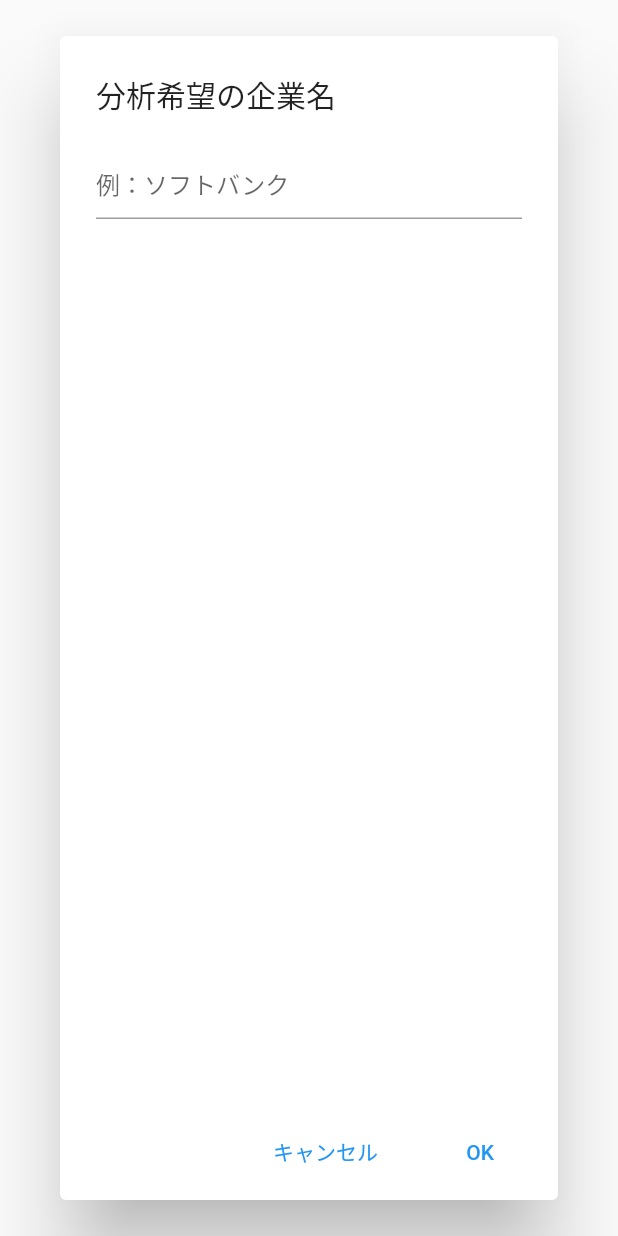
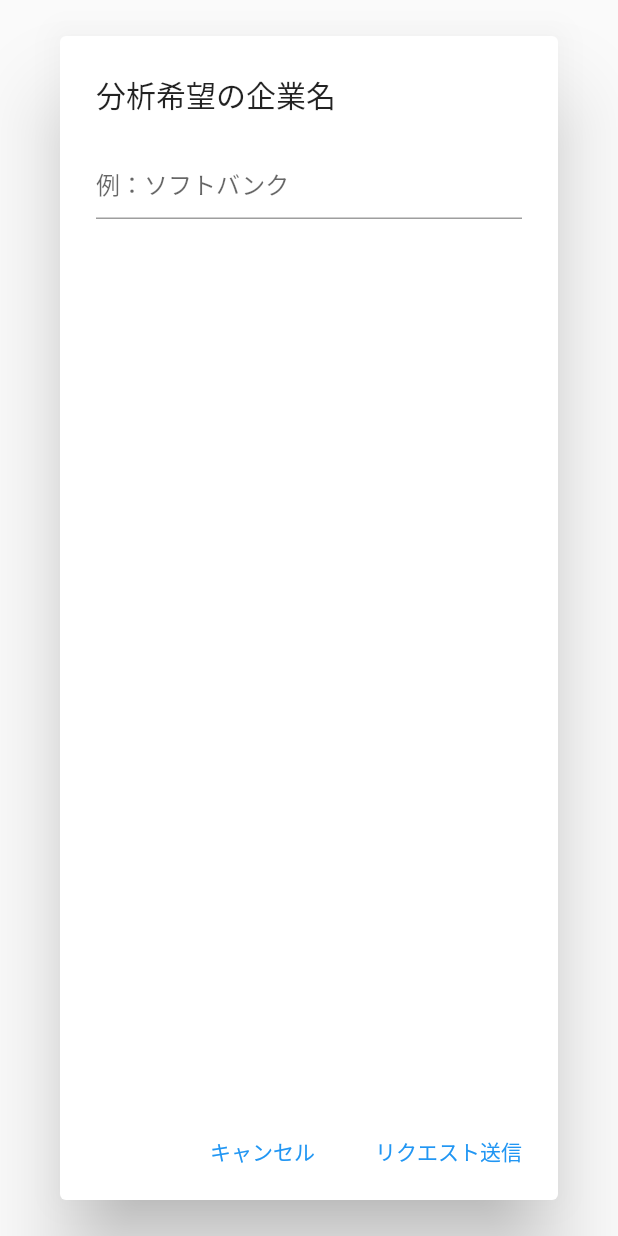
Before and after one commit to Yuu412/norm_request, a Flutter app: the SearchBox widget shown alone on an empty page, opened directly with empty values, on a phone screen of 412 x 824 dp. Run offline on Flutter 3.47's test engine with Material 2 defaults, Android fonts, the phone set to English and light mode, and no system bars; our stand-ins replace cloud_firestore, firebase_auth, firebase_core, fl_chart, google_mobile_ads; accounts and stored records are empty; network calls fail; statements that could not run were skipped.

Commit message:
modify search function

```diff
--- a/lib/model/home/request_model.dart
+++ b/lib/model/home/request_model.dart
@@ -183,3 +183,17 @@ class SearchCompanyModel extends ChangeNotifier {
     notifyListeners();
   }
 }
+
+class SelectCompanyModel extends ChangeNotifier {
+  String? selectedCompany;
+
+  void init() async {
+    selectedCompany = "";
+    notifyListeners();
+  }
+
+  void selectCompnay(String company) async {
+    selectedCompany = company;
+    notifyListeners();
+  }
+}
--- a/lib/ui/home/home_page.dart
+++ b/lib/ui/home/home_page.dart
@@ -384,6 +384,14 @@ class AdsCountCard extends StatelessWidget {
             AdPlayer(1),
             AdPlayer(2),
             AdPlayer(3),
+            FlatButton(
+              color: Colors.white,
+              textColor: Colors.blue,
+              child: Text('キャンセル'),
+              onPressed: () {
+                Navigator.pop(context);
+              },
+            ),
           ],
         );
       }
@@ -421,7 +429,6 @@ class AdPlayer extends StatelessWidget {
   }
 }
 
-
 class AddRequestDialog extends StatelessWidget {
   @override
   Widget build(BuildContext context) {
@@ -452,34 +459,35 @@ class AddRequestDialog extends StatelessWidget {
   }
 }
 
+class CompanyCard extends StatelessWidget{
+  final String companyId, name, industry;
+  CompanyCard(this.companyId, this.name, this.industry);
+
+  @override
+  Widget build(BuildContext context) {
+    final SelectCompanyModel selectCompanyModel = context.watch<SelectCompanyModel>();
+
+    return GestureDetector(
+      onTap: () {
+        selectCompanyModel.selectCompnay(name);
+      },
+      child: Text(name),
+    );
+  }
+}
+
 class SearchBox extends StatelessWidget {
   final List<Widget> widgets;
   SearchBox(this.widgets);
   var _opinionContent = TextEditingController();
 
-  final snackBar = SnackBar(
-    backgroundColor: Color(RetBackgroundColor().defaultWhite()),
-    duration: const Duration(seconds: 2),
-    content: Row(
-      children: [
-        Icon(Icons.info, color: Color(RetIconColor().lightGray())),
-        SizedBox(width: 20),
-        Expanded(
-          child: Text(
-            '反映まで少し時間がかかります。',
-            style: TextStyle(
-              color: Color(RetTextColor().gray()),
-            ),
-          ),
-        )
-      ],
-    ),
-  );
-
   @override
   Widget build(BuildContext context) {
     final SearchCompanyModel searchStateModel = context.watch<SearchCompanyModel>();
 
+    return ChangeNotifierProvider<SelectCompanyModel>(
+        create: (_) => SelectCompanyModel()..init(),
+        child: Consumer<SelectCompanyModel>(builder: (context, model, child) {
           return AlertDialog(
             title: Text("分析希望の企業名"),
             content: Column(
@@ -505,6 +513,7 @@ class SearchBox extends StatelessWidget {
                     children: widgets,
                   ),
                 ),
+                DisplaySelectedCompany(),
               ],
             ),
 
@@ -517,27 +526,55 @@ class SearchBox extends StatelessWidget {
                   Navigator.pop(context);
                 },
               ),
-        FlatButton(
-          color: Colors.white,
-          textColor: Colors.blue,
-          child: Text('OK'),
-          onPressed: (){
-            AddRequest().register(_opinionContent.text);
-            Navigator.pop(context);
-            ScaffoldMessenger.of(context).showSnackBar(snackBar);
-          },
-        ),
+              SendButton(),
+
             ],
+          );
+        }),
     );
   }
 }
 
-class CompanyCard extends StatelessWidget{
-  final String companyId, name, industry;
-  CompanyCard(this.companyId, this.name, this.industry);
+class DisplaySelectedCompany extends StatelessWidget {
+  @override
+  Widget build(BuildContext context) {
+    final SelectCompanyModel selectCompanyModel = context.watch<SelectCompanyModel>();
+    return Text(selectCompanyModel.selectedCompany!);
+  }
+}
+
+class SendButton extends StatelessWidget {
+  final snackBar = SnackBar(
+    backgroundColor: Color(RetBackgroundColor().defaultWhite()),
+    duration: const Duration(seconds: 2),
+    content: Row(
+      children: [
+        Icon(Icons.info, color: Color(RetIconColor().lightGray())),
+        SizedBox(width: 20),
+        Expanded(
+          child: Text(
+            '反映まで少し時間がかかります。',
+            style: TextStyle(
+              color: Color(RetTextColor().gray()),
+            ),
+          ),
+        )
+      ],
+    ),
+  );
 
   @override
   Widget build(BuildContext context) {
-    return Text(name);
+    final SelectCompanyModel selectCompanyModel = context.watch<SelectCompanyModel>();
+    return FlatButton(
+      color: Colors.white,
+      textColor: Colors.blue,
+      child: Text('リクエスト送信'),
+      onPressed: (){
+        AddRequest().register(selectCompanyModel.selectedCompany);
+        Navigator.pop(context);
+        ScaffoldMessenger.of(context).showSnackBar(snackBar);
+      },
+    );
   }
 }
```
Lines whose indentation alone changed are shown as unchanged.
